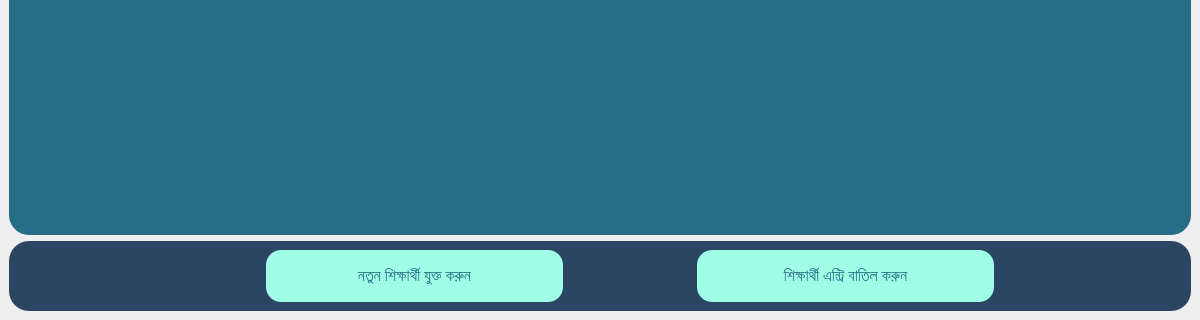
This is EmPower/UI/Student_details.ui in ahmedfahad04/SPL-2 as Qt 5 draws it before an edit; both pictures show x 0 to 1200 and y 480 to 800 of the 1200 by 800 pixel window. The edited form follows.
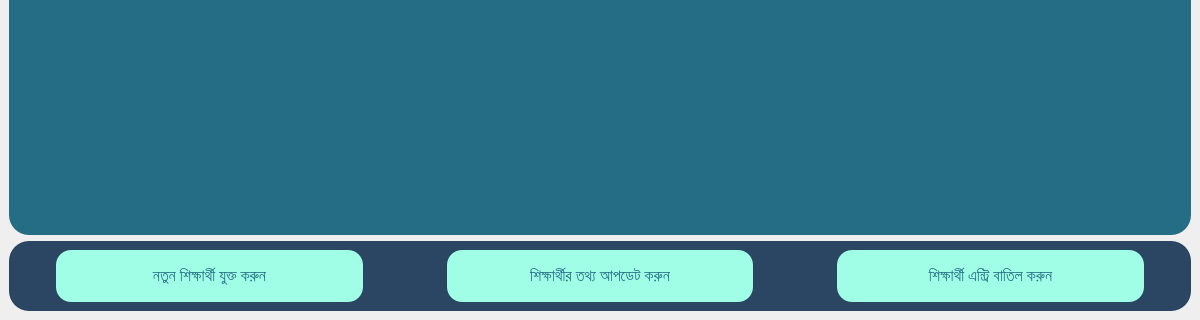
This is the edited form. Icons and pictures are not drawn.

```diff
--- a/EmPower/UI/Student_details.ui
+++ b/EmPower/UI/Student_details.ui
@@ -366,13 +366,13 @@
       </property>
       <layout class="QHBoxLayout" name="horizontalLayout_3">
        <item>
-        <spacer name="horizontalSpacer_2">
+        <spacer name="horizontalSpacer_4">
          <property name="orientation">
           <enum>Qt::Horizontal</enum>
          </property>
          <property name="sizeHint" stdset="0">
           <size>
-           <width>248</width>
+           <width>38</width>
            <height>20</height>
           </size>
          </property>
@@ -429,7 +429,68 @@
          </property>
          <property name="sizeHint" stdset="0">
           <size>
-           <width>128</width>
+           <width>78</width>
+           <height>20</height>
+          </size>
+         </property>
+        </spacer>
+       </item>
+       <item>
+        <widget class="QPushButton" name="btn_update_student_info">
+         <property name="sizePolicy">
+          <sizepolicy hsizetype="Minimum" vsizetype="Minimum">
+           <horstretch>230</horstretch>
+           <verstretch>40</verstretch>
+          </sizepolicy>
+         </property>
+         <property name="minimumSize">
+          <size>
+           <width>250</width>
+           <height>40</height>
+          </size>
+         </property>
+         <property name="font">
+          <font>
+           <family>Hind Siliguri Medium</family>
+           <pointsize>12</pointsize>
+           <weight>50</weight>
+           <bold>false</bold>
+          </font>
+         </property>
+         <property name="cursor">
+          <cursorShape>PointingHandCursor</cursorShape>
+         </property>
+         <property name="styleSheet">
+          <string notr="true">QPushButton {
+background-color: rgb(160, 253, 230);
+color:  #256D85 ;
+border-radius: 15px;
+}
+
+QPushButton::hover {
+	
+	background-color: rgb(143, 227, 207);
+	color: #2B4865;
+
+}</string>
+         </property>
+         <property name="text">
+          <string>শিক্ষার্থীর তথ্য আপডেট করুন</string>
+         </property>
+         <property name="icon">
+          <iconset>
+           <normaloff>edit_property_100px.png</normaloff>edit_property_100px.png</iconset>
+         </property>
+        </widget>
+       </item>
+       <item>
+        <spacer name="horizontalSpacer_2">
+         <property name="orientation">
+          <enum>Qt::Horizontal</enum>
+         </property>
+         <property name="sizeHint" stdset="0">
+          <size>
+           <width>78</width>
            <height>20</height>
           </size>
          </property>
@@ -484,7 +545,7 @@
          </property>
          <property name="sizeHint" stdset="0">
           <size>
-           <width>188</width>
+           <width>38</width>
            <height>20</height>
           </size>
          </property>
```
Left out of the diff: 8 changed lines with no effect on the pictures.
